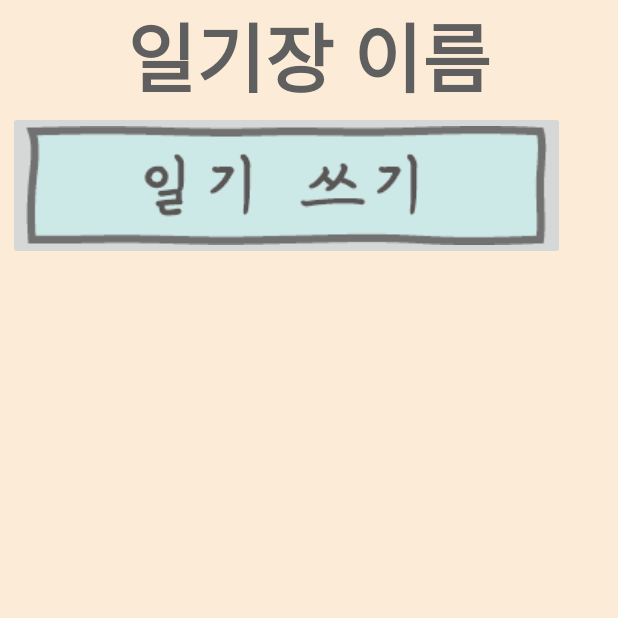
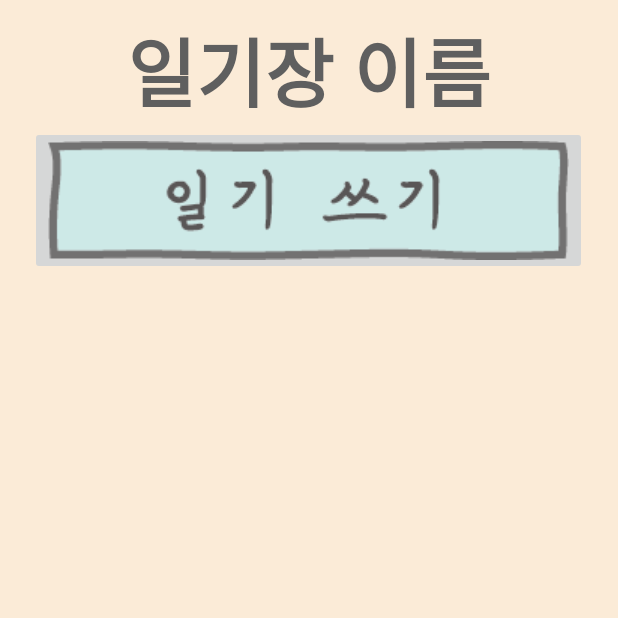
Before and after one commit to pika96/WithDiary, an Android app: the screen it shows after launch (Content_Main), on a phone screen of 412 x 824 dp, the top half of it. Run offline under Robolectric (Android 15) with nearby library versions, the phone set to English and light mode, and no system bars.

Commit message:
버튼 수정
기기마다 화면 크기가 다 달라서 ui사이즈를 어떻게 맞춰야 될지 모르겠다.

```diff
--- a/app/src/main/res/layout/content_main.xml
+++ b/app/src/main/res/layout/content_main.xml
@@ -18,13 +18,16 @@
         android:textAlignment="center"
         android:textColor="@color/two_gray"
         android:textSize="50dp"
-        android:textStyle="bold" />
+        android:textStyle="bold"
+        android:paddingTop="10dp"/>
 
     <ImageButton
         android:id="@+id/Diary_add"
         android:layout_width="wrap_content"
         android:layout_height="wrap_content"
-        app:srcCompat="@drawable/add_btn" />
+        app:srcCompat="@drawable/add_btn"
+        android:layout_gravity="center"
+        />
 
     <androidx.swiperefreshlayout.widget.SwipeRefreshLayout
         android:id="@+id/swipe"
```
